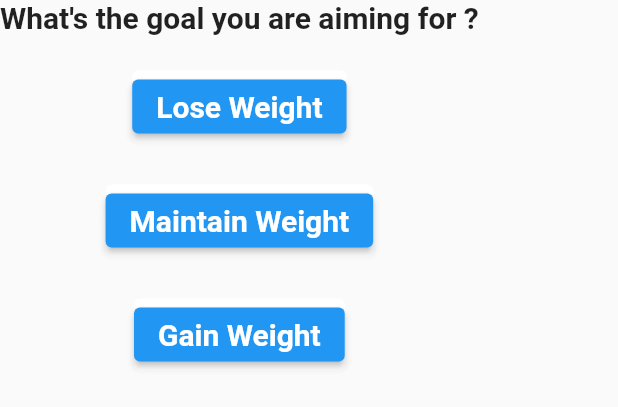
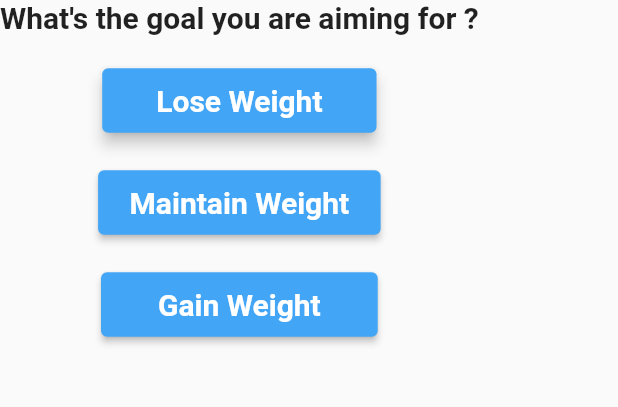
Before and after one commit to shanojkk/dieticianApp, a Flutter app: the GoalDiet widget shown alone on an empty page, opened directly, on a phone screen of 412 x 824 dp. Shown: the top 407 px of the screen. Run offline on Flutter 3.47's test engine with Material 2 defaults, Android fonts, the phone set to English and light mode, and no system bars; our stand-ins replace cloud_firestore, firebase_auth, firebase_core, flutter_breadcrumb, flutter_spinkit; accounts and stored records are empty.

Commit message:
Change of button style
Style : Remove Card widget and use only Elevated Button widget

```diff
--- a/ai_dietician_app/lib/screens/authenticate/starting/goal.dart
+++ b/ai_dietician_app/lib/screens/authenticate/starting/goal.dart
@@ -1,4 +1,4 @@
-// ignore_for_file: prefer_const_constructors, prefer_const_literals_to_create_immutables
+// ignore_for_file: prefer_const_constructors, prefer_const_literals_to_create_immutables, sort_child_properties_last
 
 import 'package:ai_dietician_app/models/user.dart';
 import 'package:ai_dietician_app/screens/authenticate/starting/starting.dart';
@@ -41,71 +41,105 @@ class _GoalDietState extends State<GoalDiet> {
 
             SizedBox(height: 20.0,),
 
-            Card(
-              color: Colors.white,
-              borderOnForeground: true,
-              elevation: 0.0,
-              child: ElevatedButton(
+            // Lose Weight
+            ElevatedButton(
                 onPressed: (() {
                   setState(() {
                     widget.goal = Goal.lose_weight;
                   });
                 }),
+                child: Padding(
+                  padding: EdgeInsets.fromLTRB(20.0, 10.0, 20.0, 10.0),
                   child: Text(
                     "Lose Weight",
                     style: TextStyle(
                       fontSize: 20.0,
                       fontWeight: FontWeight.bold,
+                      color: Colors.white,
                     ),
                     textAlign: TextAlign.center,
                   ),
                 ),
+
+                style: ElevatedButton.styleFrom(
+                  backgroundColor: Colors.blue[400],
+                  //foregroundColor: Colors.transparent,
+                  //shadowColor: Colors.transparent,
                 ),
+                autofocus: true,
+
+                onFocusChange: ((value) {
+
+                }),
+              ),
+
 
             SizedBox(height: 20.0,),
 
-            Card(
-              color: Colors.white,
-              borderOnForeground: true,
-              elevation: 0.0,
-              child: ElevatedButton(
+            // Maintain Weight
+            ElevatedButton(
                 onPressed: (() {
                   setState(() {
                     widget.goal = Goal.maintain_weight;
                   });
                 }),
+                child: Padding(
+                  padding: EdgeInsets.fromLTRB(5.0, 10.0, 5.0, 10.0),
                   child: Text(
                     "Maintain Weight",
                     style: TextStyle(
                       fontSize: 20.0,
                       fontWeight: FontWeight.bold,
+                      color: Colors.white,
                     ),
                     textAlign: TextAlign.center,
                   ),
                 ),
+
+                style: ElevatedButton.styleFrom(
+                  backgroundColor: Colors.blue[400],
+                  //foregroundColor: Colors.transparent,
+                  //shadowColor: Colors.transparent,
+                ),
+                autofocus: true,
+
+                onFocusChange: ((value) {
+
+                }),
               ),
 
             SizedBox(height: 20.0,),
 
-            Card(
-              color: Colors.white,
-              borderOnForeground: true,
-              elevation: 0.0,
-              child: ElevatedButton(
+            // Gain Weight
+            ElevatedButton(
                 onPressed: (() {
                   setState(() {
                     widget.goal = Goal.gain_weight;
                   });
                 }),
+                child: Padding(
+                  padding: EdgeInsets.fromLTRB(22.0, 10.0, 22.0, 10.0),
                   child: Text(
                     "Gain Weight",
                     style: TextStyle(
                       fontSize: 20.0,
                       fontWeight: FontWeight.bold,
+                      color: Colors.white,
                     ),
                     textAlign: TextAlign.center,
                   ),
                 ),
+
+                style: ElevatedButton.styleFrom(
+                  backgroundColor: Colors.blue[400],
+                  //foregroundColor: Colors.transparent,
+                  //shadowColor: Colors.transparent,
+                ),
+                autofocus: true,
+
+                onFocusChange: ((value) {
+
+                }),
               ),
 
             SizedBox(height:50.0),
```
Lines whose indentation alone changed are shown as unchanged.
